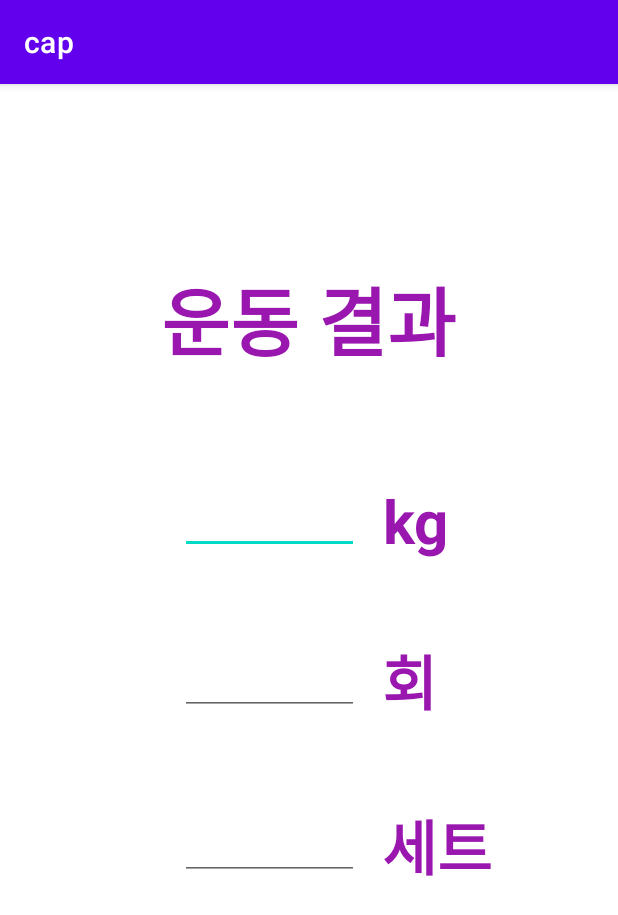
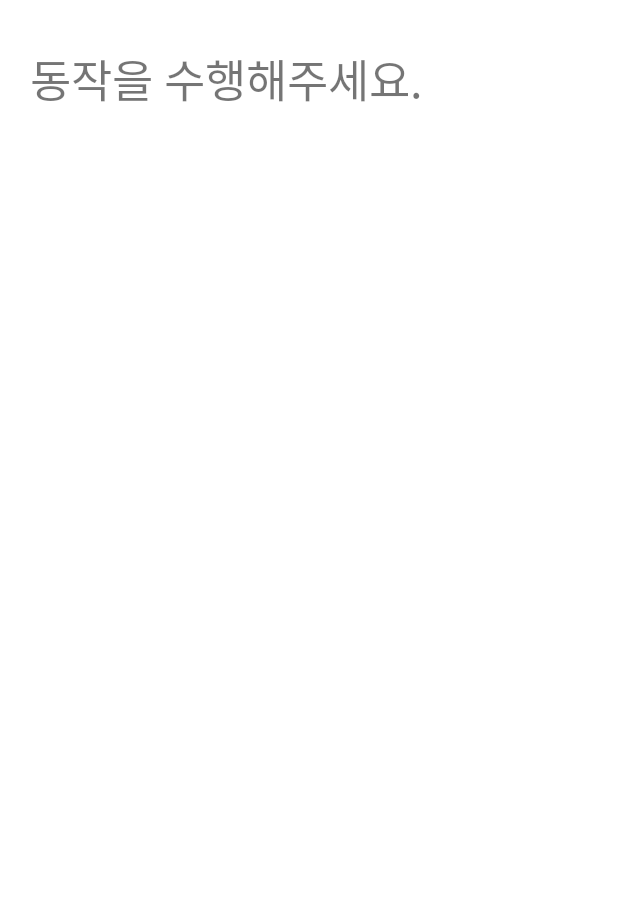
Before and after one commit to Hyesung82/Capstone-Design, an Android app: the MeasureRMActivity screen opened directly, with no data from a screen before it, on a phone screen of 412 x 824 dp. Shown: the top 915 px of the screen. Run offline under Robolectric (Android 15) with nearby library versions, the phone set to English and light mode, and no system bars.

Commit message:
Add ExerciseStart.kt and exercise_start.xml

```diff
--- a/App/app/src/main/java/com/example/cap/MeasureRMActivity.kt
+++ b/App/app/src/main/java/com/example/cap/MeasureRMActivity.kt
@@ -1,12 +1,26 @@
 package com.example.cap
 
+import android.content.Intent
 import androidx.appcompat.app.AppCompatActivity
 import android.os.Bundle
+import android.os.Handler
 
 
 class MeasureRMActivity : AppCompatActivity() {
+    private lateinit var handler: Handler
     override fun onCreate(savedInstanceState: Bundle?) {
         super.onCreate(savedInstanceState)
-        setContentView(R.layout.activity8)
+        setContentView(R.layout.activity_exercise_start)
+        handler = Handler()
+        handler.postDelayed({
+            doSomething()
+        },2000)
+    }
+
+    private fun doSomething() {
+        startActivity(Intent(this, ExerciseStart::class.java))
+        //Toast.makeText(this,"Hi! I am Toast Message",Toast.LENGTH_SHORT).show()
+
+
     }
 }
--- /dev/null
+++ b/App/app/src/main/res/layout/activity_exercise_start.xml
@@ -0,0 +1,32 @@
+<?xml version="1.0" encoding="utf-8"?>
+<androidx.constraintlayout.widget.ConstraintLayout xmlns:android="http://schemas.android.com/apk/res/android"
+    xmlns:app="http://schemas.android.com/apk/res-auto"
+    xmlns:tools="http://schemas.android.com/tools"
+    android:layout_width="match_parent"
+    android:layout_height="match_parent"
+    tools:context=".ExerciseStart">
+
+    <TextView
+        android:id="@+id/textView5"
+        android:layout_width="wrap_content"
+        android:layout_height="wrap_content"
+        android:layout_marginStart="20dp"
+        android:layout_marginLeft="20dp"
+        android:layout_marginTop="30dp"
+        android:text="동작을 수행해주세요."
+        android:textSize="30sp"
+        app:layout_constraintStart_toStartOf="parent"
+        app:layout_constraintTop_toTopOf="parent" />
+
+    <ImageView
+        android:id="@+id/imageView"
+        android:layout_width="wrap_content"
+        android:layout_height="wrap_content"
+        app:layout_constraintBottom_toBottomOf="parent"
+        app:layout_constraintEnd_toEndOf="parent"
+        app:layout_constraintStart_toStartOf="parent"
+        app:layout_constraintTop_toTopOf="parent"
+        tools:srcCompat="@tools:sample/avatars" />
+
+
+</androidx.constraintlayout.widget.ConstraintLayout>
--- a/App/app/src/main/res/values-night/themes.xml
+++ b/App/app/src/main/res/values-night/themes.xml
@@ -5,6 +5,8 @@
         <item name="colorPrimary">@color/purple_200</item>
         <item name="colorPrimaryVariant">@color/purple_700</item>
         <item name="colorOnPrimary">@color/black</item>
+        <item name="windowActionBar">false</item>
+        <item name="windowNoTitle">true</item>
         <!-- Secondary brand color. -->
         <item name="colorSecondary">@color/teal_200</item>
         <item name="colorSecondaryVariant">@color/teal_200</item>
--- a/App/app/src/main/res/values/themes.xml
+++ b/App/app/src/main/res/values/themes.xml
@@ -5,6 +5,8 @@
         <item name="colorPrimary">@color/purple_500</item>
         <item name="colorPrimaryVariant">@color/purple_700</item>
         <item name="colorOnPrimary">@color/white</item>
+        <item name="windowActionBar">false</item>
+        <item name="windowNoTitle">true</item>
         <!-- Secondary brand color. -->
         <item name="colorSecondary">@color/teal_200</item>
         <item name="colorSecondaryVariant">@color/teal_700</item>
```
Also changed, not shown: App/app/src/main/AndroidManifest.xml (+15 -12 lines), App/app/src/main/java/com/example/cap/ExerciseStart.kt (added, +11 -0 lines).
